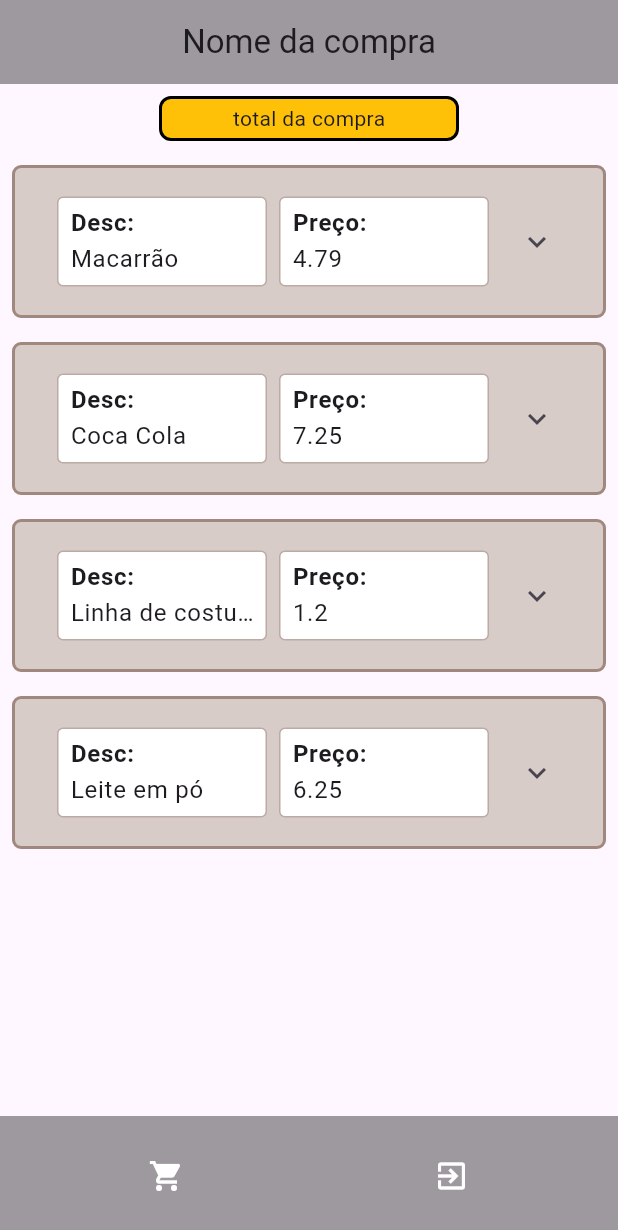
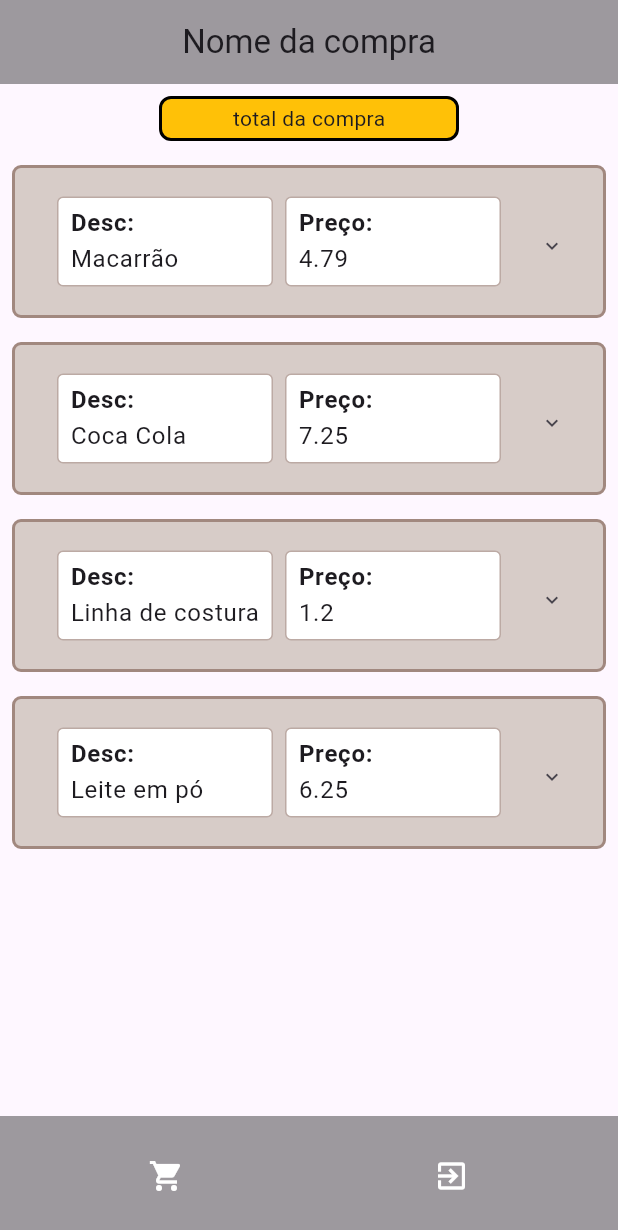
Before and after one commit to gustavo91010/recall-de-compras-app, a Flutter app: the screen it shows after launch, on a phone screen of 412 x 824 dp. Shown: the top 1230 px of the screen. Run offline on Flutter 3.47's test engine with Material 3 defaults, Android fonts, the phone set to English and light mode, and no system bars.

Commit message:
feat: include icon edit

```diff
--- a/lib/components/item_component.dart
+++ b/lib/components/item_component.dart
@@ -34,11 +34,21 @@ class Item extends StatelessWidget {
           ),
         ),
         child: ExpansionTile(
+          trailing: const SizedBox(
+            width: 10,
+            height: 10,
+            child: Align(
+              alignment:  Alignment.centerLeft,
+              child: Icon(
+        Icons.expand_more, // Ícone padrão de expandir
+        size: 16,
+      ),
+            )
+          ),
           title: Row(
             mainAxisAlignment: MainAxisAlignment.spaceBetween,
             children: [
               Expanded(child: _buildElement('Desc:', descricao)),
-              // Expanded(child: _buildElement('Qnd:', quantidade.toString())),
               Expanded(child: _buildElement('Preço:', preco.toString())),
             ],
           ),
@@ -46,9 +56,26 @@ class Item extends StatelessWidget {
             Row(
               mainAxisAlignment: MainAxisAlignment.spaceBetween,
               children: [
-                Expanded(child: _buildElement('Marca:', marca)),
+                Expanded(child: _buildElement('Massrca:', marca)),
                 // Expanded(child: _buildElement('Medida:', medida.toString())),
                 Expanded(child: _buildElement('Unidade:', '$medida $unidade')),
+                Expanded(child: _buildElement('Qnd:', quantidade.toString())),
+                SizedBox(
+                  width: 20,
+                  height: 40,
+                  child: ElevatedButton(
+                      style: ElevatedButton.styleFrom(
+                        padding: EdgeInsets.zero, // Remove o padding padrão
+                      ),
+                      onPressed: () {},
+                      child: Container(
+                        alignment: AlignmentDirectional.center,
+                        child: Icon(
+                          Icons.edit,
+                          size: 12,
+                        ),
+                      )),
+                ),
               ],
             ),
           ],
```
